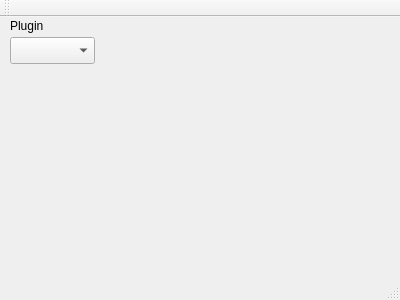
This is examples/serialbus/modbus/mainwindow.ui in qt/qtserialbus as Qt 5 draws it before an edit. The edited form follows.
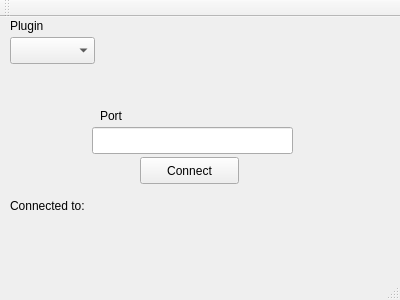
This is the edited form.

The edit to the form file:
```diff
--- a/examples/serialbus/modbus/mainwindow.ui
+++ b/examples/serialbus/modbus/mainwindow.ui
@@ -37,6 +37,58 @@
      <string>Plugin</string>
     </property>
    </widget>
+   <widget class="QPushButton" name="pushButton">
+    <property name="geometry">
+     <rect>
+      <x>140</x>
+      <y>140</y>
+      <width>99</width>
+      <height>27</height>
+     </rect>
+    </property>
+    <property name="text">
+     <string>Connect</string>
+    </property>
+    <property name="checkable">
+     <bool>false</bool>
+    </property>
+   </widget>
+   <widget class="QLineEdit" name="portEdit">
+    <property name="geometry">
+     <rect>
+      <x>92</x>
+      <y>110</y>
+      <width>201</width>
+      <height>27</height>
+     </rect>
+    </property>
+   </widget>
+   <widget class="QLabel" name="label_2">
+    <property name="geometry">
+     <rect>
+      <x>100</x>
+      <y>90</y>
+      <width>67</width>
+      <height>17</height>
+     </rect>
+    </property>
+    <property name="text">
+     <string>Port</string>
+    </property>
+   </widget>
+   <widget class="QLabel" name="connectedLabel">
+    <property name="geometry">
+     <rect>
+      <x>10</x>
+      <y>180</y>
+      <width>371</width>
+      <height>17</height>
+     </rect>
+    </property>
+    <property name="text">
+     <string>Connected to:</string>
+    </property>
+   </widget>
   </widget>
   <widget class="QMenuBar" name="menuBar">
    <property name="geometry">
```
